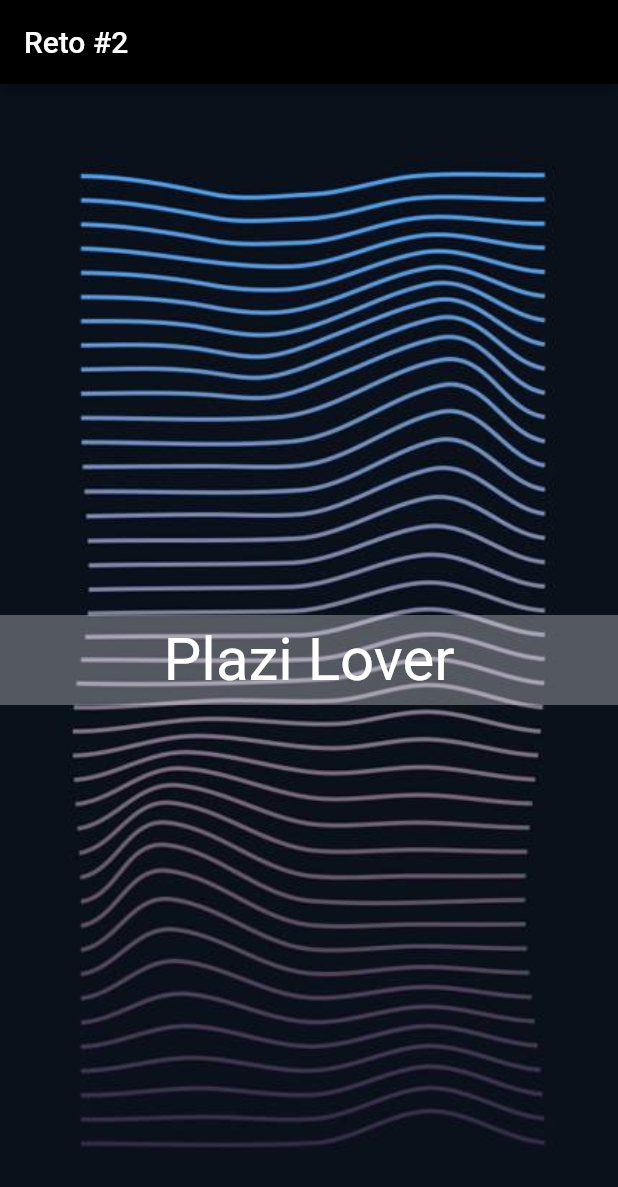
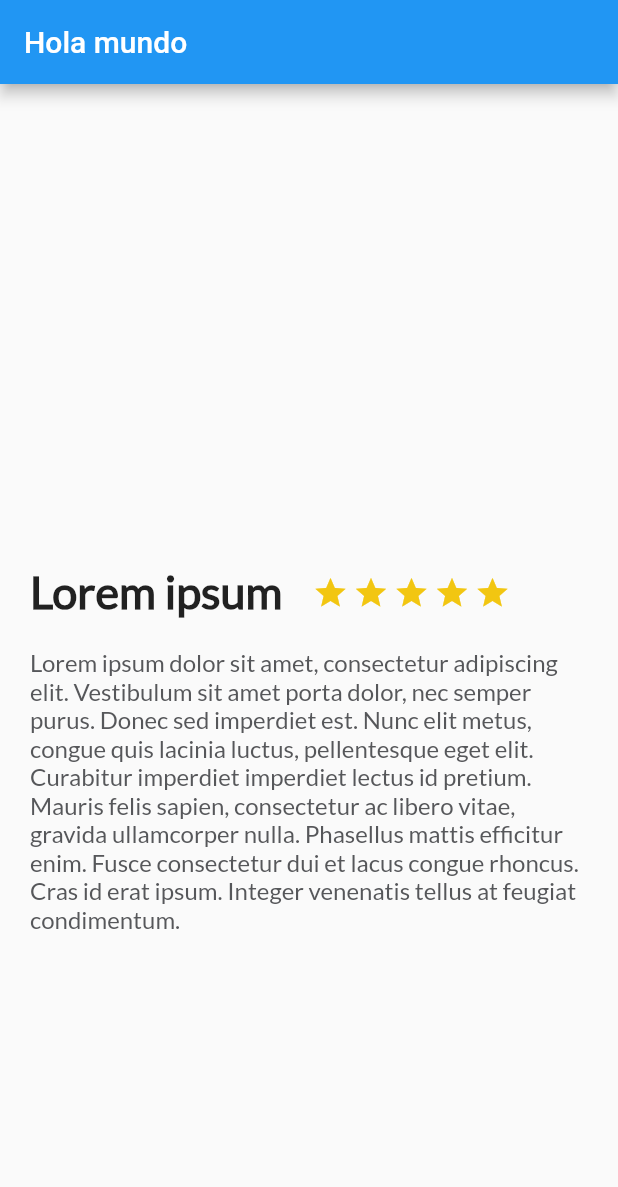
Before and after one commit to AlejandroEndo/Flutter-Platzi, a Flutter app: the screen it shows after launch, on a phone screen of 412 x 824 dp. Shown: the top 1187 px of the screen. Run offline on Flutter 3.47's test engine with Material 2 defaults, Android fonts, the phone set to English and light mode, and no system bars.

Commit message:
Font imports

```diff
--- /dev/null
+++ b/platzi_tripss_app/lib/description_place.dart
@@ -0,0 +1,73 @@
+import 'package:flutter/material.dart';
+
+class DescriptionPlace extends StatelessWidget {
+  String namePlace;
+  int stars;
+  String descriptionPlace;
+
+  DescriptionPlace(this.namePlace, this.stars, this.descriptionPlace);
+
+  @override
+  Widget build(BuildContext context) {
+    final description = Container(
+      margin: EdgeInsets.only(top: 20.0, left: 20.0, right: 20.0),
+      child: Text(
+        descriptionPlace,
+        textAlign: TextAlign.left,
+        style: TextStyle(
+          fontSize: 16.0,
+          fontWeight: FontWeight.normal,
+          color: Color(0xFF56575a),
+          fontFamily: "Lato"
+        ),
+      ),
+    );
+
+    final star_border = Container(
+      margin: EdgeInsets.only(top: 323.0, right: 3.0),
+      child: Icon(
+        Icons.star_border,
+        color: Color(0xFFf2C611),
+      ),
+    );
+
+    final star_half = Container(
+      margin: EdgeInsets.only(top: 323.0, right: 3.0),
+      child: Icon(
+        Icons.star_half,
+        color: Color(0xFFf2C611),
+      ),
+    );
+
+    final star = Container(
+      margin: EdgeInsets.only(top: 323.0, right: 3.0),
+      child: Icon(
+        Icons.star,
+        color: Color(0xFFf2C611),
+      ),
+    );
+
+    final title_stars = Row(
+      children: <Widget>[
+        Container(
+          margin: EdgeInsets.only(top: 320.0, left: 20.0, right: 20.0),
+          child: Text(
+            namePlace,
+            style: TextStyle(
+                fontSize: 30.0,
+                fontWeight: FontWeight.w900,
+                fontFamily: "Lato",),
+            textAlign: TextAlign.left,
+          ),
+        ),
+        Row(
+          children: <Widget>[star, star, star, star, star],
+        ),
+      ],
+    );
+
+    return Column(
+      children: <Widget>[title_stars, description],
+    );
+  }
+}
--- a/platzi_tripss_app/lib/main.dart
+++ b/platzi_tripss_app/lib/main.dart
@@ -1,6 +1,11 @@
 import 'package:flutter/material.dart';
+import 'description_place.dart';
 
 void main() => runApp(MyApp());
+
+String descriptionPlace = "Lorem ipsum dolor sit amet, consectetur adipiscing elit. Vestibulum sit amet porta dolor, nec semper purus. Donec sed imperdiet est. Nunc elit metus, congue quis lacinia luctus, pellentesque eget elit. Curabitur imperdiet imperdiet lectus id pretium. Mauris felis sapien, consectetur ac libero vitae, gravida ullamcorper nulla. Phasellus mattis efficitur enim. Fusce consectetur dui et lacus congue rhoncus. Cras id erat ipsum. Integer venenatis tellus at feugiat condimentum.";
+String namePlace = "Lorem ipsum";
+int stars = 4;
 
 class MyApp extends StatelessWidget {
   // This widget is the root of your application.
@@ -11,7 +16,12 @@ class MyApp extends StatelessWidget {
       theme: ThemeData(
         primarySwatch: Colors.blue,
       ),
-      home: new MyStrings(),
+      home: Scaffold(
+        appBar: AppBar(
+          title: Text("Hola mundo"),
+        ),
+        body: new DescriptionPlace(namePlace, stars, descriptionPlace),
+      ),
       debugShowCheckedModeBanner: false,
     );
   }
--- a/platzi_tripss_app/pubspec.yaml
+++ b/platzi_tripss_app/pubspec.yaml
@@ -20,3 +20,8 @@ flutter:
 
   assets:
     - assets/images/crop.jpg
+
+  fonts:
+    - family: Lato
+      fonts:
+        - asset: assets/fonts/Lato-Regular.ttf
```
Also changed, not shown: platzi_tripss_app/assets/fonts/Lato-Black.ttf (added), platzi_tripss_app/assets/fonts/Lato-BlackItalic.ttf (added), platzi_tripss_app/assets/fonts/Lato-Bold.ttf (added), platzi_tripss_app/assets/fonts/Lato-BoldItalic.ttf (added), platzi_tripss_app/assets/fonts/Lato-Italic.ttf (added), platzi_tripss_app/assets/fonts/Lato-Light.ttf (added), platzi_tripss_app/assets/fonts/Lato-LightItalic.ttf (added), platzi_tripss_app/assets/fonts/Lato-Regular.ttf (added), platzi_tripss_app/assets/fonts/Lato-Thin.ttf (added), platzi_tripss_app/assets/fonts/Lato-ThinItalic.ttf (added).
